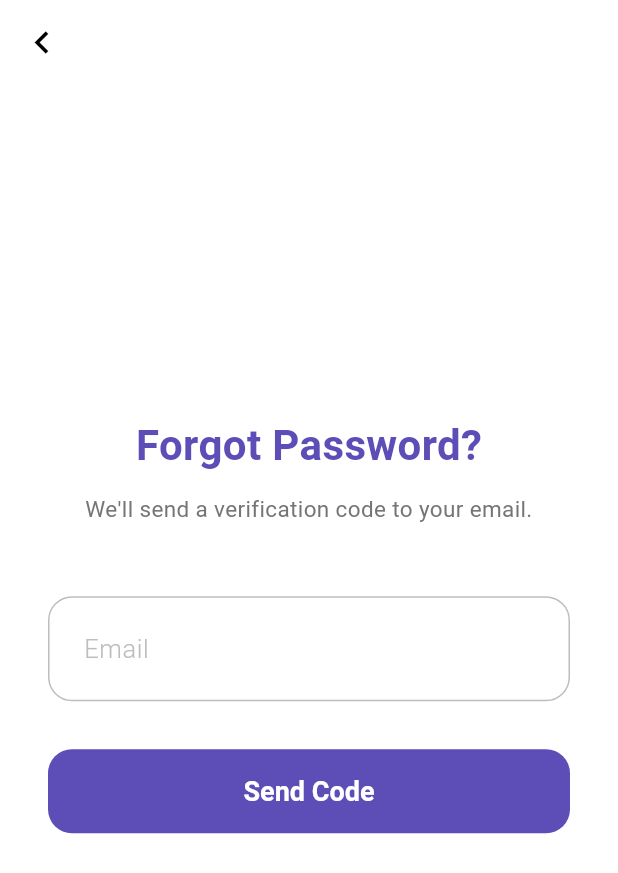
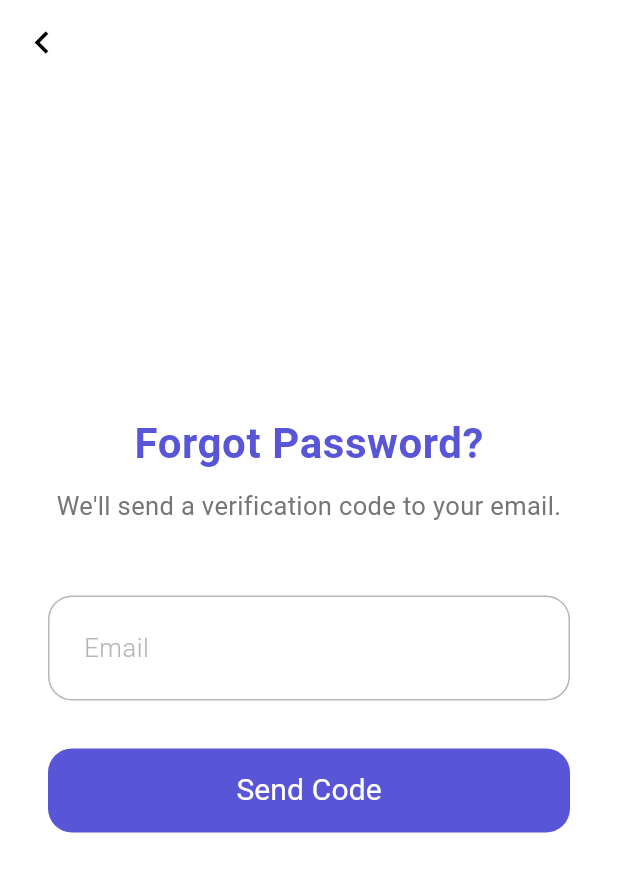
Before and after one commit to aryavenkatesan/Swipeshare, a Flutter app: the screen it shows after launch, after a tap on "Forgot password?", on a phone screen of 412 x 824 dp. Shown: the top 873 px of the screen. Run offline on Flutter 3.47's test engine with Material 3 defaults, Android fonts, the phone set to English and light mode, and no system bars; our stand-ins replace cloud_firestore, cloud_functions, firebase_auth, firebase_core, firebase_messaging, flutter_svg and 3 more; missing offline and left inert: app_badge_plus, haptic_feedback, profanity_filter; accounts and stored records are empty; generated files the repository leaves out were written again; Roboto replaces fonts that are missing (LeagueSpartan, Lexend).

Commit message:
refactor: using global color and text themes

```diff
--- a/swipeshare_app/lib/pages/onboarding/forgot_password/forgot_password_page.dart
+++ b/swipeshare_app/lib/pages/onboarding/forgot_password/forgot_password_page.dart
@@ -105,13 +105,16 @@ class _ForgotPasswordPageState extends State<ForgotPasswordPage> {
 
   @override
   Widget build(BuildContext context) {
+    final colorScheme = Theme.of(context).colorScheme;
+    final textTheme = Theme.of(context).textTheme;
+
     return Scaffold(
-      backgroundColor: Colors.white,
+      backgroundColor: colorScheme.surface,
       appBar: AppBar(
-        backgroundColor: Colors.white,
+        backgroundColor: colorScheme.surface,
         elevation: 0,
         leading: IconButton(
-          icon: const Icon(Icons.chevron_left, color: Colors.black, size: 30),
+          icon: Icon(Icons.chevron_left, color: colorScheme.onSurface, size: 30),
           onPressed: () => Navigator.pop(context),
         ),
       ),
@@ -122,32 +125,11 @@ class _ForgotPasswordPageState extends State<ForgotPasswordPage> {
           child: Column(
             mainAxisSize: MainAxisSize.min,
             children: [
-              // --- Logo clipped inside grey circle ---
-              // Container(
-              //   width: 120,
-              //   height: 120,
-              //   decoration: const BoxDecoration(
-              //     color: Color(0xFFD9D9D9),
-              //     shape: BoxShape.circle,
-              //   ),
-              //   clipBehavior: Clip.antiAlias,
-              //   child: Image.asset(
-              //     'assets/logo.png',
-              //     width: 120,
-              //     height: 120,
-              //     fit: BoxFit.cover,
-              //   ),
-              // ),
-
-              // const SizedBox(height: 16),
-
               // --- Title ---
-              const Text(
+              Text(
                 "Forgot Password?",
-                style: TextStyle(
-                  fontSize: 28,
-                  fontWeight: FontWeight.bold,
-                  color: Color(0xFF5C4DB7),
+                style: textTheme.headlineMedium!.copyWith(
+                  color: colorScheme.primary,
                 ),
               ),
 
@@ -155,13 +137,14 @@ class _ForgotPasswordPageState extends State<ForgotPasswordPage> {
 
               Text(
                 "We'll send a verification code to your email.",
-                style: TextStyle(color: Colors.grey.shade600, fontSize: 15),
+                style: textTheme.bodyMedium!.copyWith(
+                  color: Colors.grey.shade600,
+                ),
                 textAlign: TextAlign.center,
               ),
 
               const SizedBox(height: 16),
 
-              // const Divider(height: 1, color: Color(0xFFE0E0E0)),
               const SizedBox(height: 32),
 
               // --- Email field ---
@@ -171,21 +154,21 @@ class _ForgotPasswordPageState extends State<ForgotPasswordPage> {
                 textCapitalization: TextCapitalization.none,
                 decoration: InputDecoration(
                   hintText: "Email",
-                  hintStyle: TextStyle(color: Colors.grey.shade400),
+                  hintStyle: TextStyle(color: colorScheme.outlineVariant),
                   filled: true,
-                  fillColor: Colors.white,
+                  fillColor: colorScheme.surface,
                   contentPadding: const EdgeInsets.symmetric(
                     horizontal: 20,
                     vertical: 18,
                   ),
                   enabledBorder: OutlineInputBorder(
                     borderRadius: BorderRadius.circular(16),
-                    borderSide: BorderSide(color: Colors.grey.shade400),
+                    borderSide: BorderSide(color: colorScheme.outlineVariant),
                   ),
                   focusedBorder: OutlineInputBorder(
                     borderRadius: BorderRadius.circular(16),
-                    borderSide: const BorderSide(
-                      color: Color(0xFF5C4DB7),
+                    borderSide: BorderSide(
+                      color: colorScheme.primary,
                       width: 1.5,
                     ),
                   ),
@@ -211,19 +194,19 @@ class _ForgotPasswordPageState extends State<ForgotPasswordPage> {
                       color: Colors.grey,
                     ),
                     filled: true,
-                    fillColor: Colors.white,
+                    fillColor: colorScheme.surface,
                     contentPadding: const EdgeInsets.symmetric(
                       horizontal: 20,
                       vertical: 18,
                     ),
                     enabledBorder: OutlineInputBorder(
                       borderRadius: BorderRadius.circular(16),
-                      borderSide: BorderSide(color: Colors.grey.shade400),
+                      borderSide: BorderSide(color: colorScheme.outlineVariant),
                     ),
                     focusedBorder: OutlineInputBorder(
                       borderRadius: BorderRadius.circular(16),
-                      borderSide: const BorderSide(
-                        color: Color(0xFF5C4DB7),
+                      borderSide: BorderSide(
+                        color: colorScheme.primary,
                         width: 1.5,
                       ),
                     ),
@@ -240,27 +223,24 @@ class _ForgotPasswordPageState extends State<ForgotPasswordPage> {
                 child: ElevatedButton(
                   onPressed: _isLoading ? null : handleAction,
                   style: ElevatedButton.styleFrom(
-                    backgroundColor: const Color(0xFF5C4DB7),
-                    foregroundColor: Colors.white,
-                    disabledBackgroundColor: const Color(
-                      0xFF5C4DB7,
-                    ).withValues(alpha: 0.6),
+                    backgroundColor: colorScheme.primary,
+                    foregroundColor: colorScheme.onPrimary,
+                    disabledBackgroundColor: colorScheme.primary.withValues(
+                      alpha: 0.6,
+                    ),
                     shape: RoundedRectangleBorder(
                       borderRadius: BorderRadius.circular(16),
                     ),
                     elevation: 0,
-                    textStyle: const TextStyle(
-                      fontSize: 18,
-                      fontWeight: FontWeight.w600,
-                    ),
+                    textStyle: textTheme.labelLarge,
                   ),
                   child: _isLoading
-                      ? const SizedBox(
+                      ? SizedBox(
                           height: 20,
                           width: 20,
                           child: CircularProgressIndicator(
                             strokeWidth: 2,
-                            color: Colors.white,
+                            color: colorScheme.onPrimary,
                           ),
                         )
                       : Text(!_isCodeShowing ? "Send Code" : "Verify Code"),
--- a/swipeshare_app/lib/pages/onboarding/login_page.dart
+++ b/swipeshare_app/lib/pages/onboarding/login_page.dart
@@ -55,8 +55,11 @@ class _LoginPageState extends State<LoginPage> {
 
   @override
   Widget build(BuildContext context) {
+    final colorScheme = Theme.of(context).colorScheme;
+    final textTheme = Theme.of(context).textTheme;
+
     return Scaffold(
-      backgroundColor: Colors.white,
+      backgroundColor: colorScheme.surface,
       body: Center(
         child: SingleChildScrollView(
           keyboardDismissBehavior: ScrollViewKeyboardDismissBehavior.onDrag,
@@ -68,8 +71,8 @@ class _LoginPageState extends State<LoginPage> {
               Container(
                 width: 120,
                 height: 120,
-                decoration: const BoxDecoration(
-                  color: Color(0xFFD9D9D9),
+                decoration: BoxDecoration(
+                  color: colorScheme.secondaryContainer,
                   shape: BoxShape.circle,
                 ),
                 clipBehavior: Clip.antiAlias,
@@ -84,12 +87,10 @@ class _LoginPageState extends State<LoginPage> {
               const SizedBox(height: 16),
 
               // --- "Login" title ---
-              const Text(
+              Text(
                 "Login",
-                style: TextStyle(
-                  fontSize: 32,
-                  fontWeight: FontWeight.bold,
-                  color: Color(0xFF5C4DB7),
+                style: textTheme.titleLarge!.copyWith(
+                  color: colorScheme.primary,
                 ),
               ),
 
@@ -102,21 +103,21 @@ class _LoginPageState extends State<LoginPage> {
                 textCapitalization: TextCapitalization.none,
                 decoration: InputDecoration(
                   hintText: "Email",
-                  hintStyle: TextStyle(color: Colors.grey.shade400),
+                  hintStyle: TextStyle(color: colorScheme.outlineVariant),
                   filled: true,
-                  fillColor: Colors.white,
+                  fillColor: colorScheme.surface,
                   contentPadding: const EdgeInsets.symmetric(
                     horizontal: 20,
                     vertical: 18,
                   ),
                   enabledBorder: OutlineInputBorder(
                     borderRadius: BorderRadius.circular(16),
-                    borderSide: BorderSide(color: Colors.grey.shade400),
+                    borderSide: BorderSide(color: colorScheme.outlineVariant),
                   ),
                   focusedBorder: OutlineInputBorder(
                     borderRadius: BorderRadius.circular(16),
-                    borderSide: const BorderSide(
-                      color: Color(0xFF5C4DB7),
+                    borderSide: BorderSide(
+                      color: colorScheme.primary,
                       width: 1.5,
                     ),
                   ),
@@ -131,21 +132,21 @@ class _LoginPageState extends State<LoginPage> {
                 obscureText: _isPasswordObscured,
                 decoration: InputDecoration(
                   hintText: "Password",
-                  hintStyle: TextStyle(color: Colors.grey.shade400),
+                  hintStyle: TextStyle(color: colorScheme.outlineVariant),
                   filled: true,
-                  fillColor: Colors.white,
+                  fillColor: colorScheme.surface,
                   contentPadding: const EdgeInsets.symmetric(
                     horizontal: 20,
                     vertical: 18,
                   ),
                   enabledBorder: OutlineInputBorder(
                     borderRadius: BorderRadius.circular(16),
-                    borderSide: BorderSide(color: Colors.grey.shade400),
+                    borderSide: BorderSide(color: colorScheme.outlineVariant),
                   ),
                   focusedBorder: OutlineInputBorder(
                     borderRadius: BorderRadius.circular(16),
-                    borderSide: const BorderSide(
-                      color: Color(0xFF5C4DB7),
+                    borderSide: BorderSide(
+                      color: colorScheme.primary,
                       width: 1.5,
                     ),
                   ),
@@ -186,8 +187,8 @@ class _LoginPageState extends State<LoginPage> {
                           shape: RoundedRectangleBorder(
                             borderRadius: BorderRadius.circular(4),
                           ),
-                          side: BorderSide(color: Colors.grey.shade500),
-                          activeColor: const Color(0xFF5C4DB7),
+                          side: BorderSide(color: colorScheme.outlineVariant),
+                          activeColor: colorScheme.primary,
                         ),
                       ),
                       const SizedBox(width: 8),
@@ -211,9 +212,9 @@ class _LoginPageState extends State<LoginPage> {
                       minimumSize: Size.zero,
                       tapTargetSize: MaterialTapTargetSize.shrinkWrap,
                     ),
-                    child: const Text(
+                    child: Text(
                       "Forgot password?",
-                      style: TextStyle(color: Color(0xFF5C4DB7), fontSize: 14),
+                      style: TextStyle(color: colorScheme.primary, fontSize: 14),
                     ),
                   ),
                 ],
@@ -230,16 +231,13 @@ class _LoginPageState extends State<LoginPage> {
                     signIn();
                   },
                   style: ElevatedButton.styleFrom(
-                    backgroundColor: const Color(0xFF5C4DB7),
-                    foregroundColor: Colors.white,
+                    backgroundColor: colorScheme.primary,
+                    foregroundColor: colorScheme.onPrimary,
                     shape: RoundedRectangleBorder(
                       borderRadius: BorderRadius.circular(16),
                     ),
                     elevation: 0,
-                    textStyle: const TextStyle(
-                      fontSize: 18,
-                      fontWeight: FontWeight.w600,
-                    ),
+                    textStyle: textTheme.labelLarge,
                   ),
                   child: const Text("Log in"),
                 ),
@@ -257,10 +255,10 @@ class _LoginPageState extends State<LoginPage> {
                   ),
                   GestureDetector(
                     onTap: widget.onTap,
-                    child: const Text(
+                    child: Text(
                       "Sign up",
                       style: TextStyle(
-                        color: Color(0xFF5C4DB7),
+                        color: colorScheme.primary,
                         fontWeight: FontWeight.bold,
                         fontSize: 15,
                       ),
```
Also changed, not shown: swipeshare_app/lib/pages/onboarding/forgot_password/set_new_password_page.dart (+30 -48 lines), swipeshare_app/lib/pages/onboarding/signup_page.dart (+26 -21 lines).
